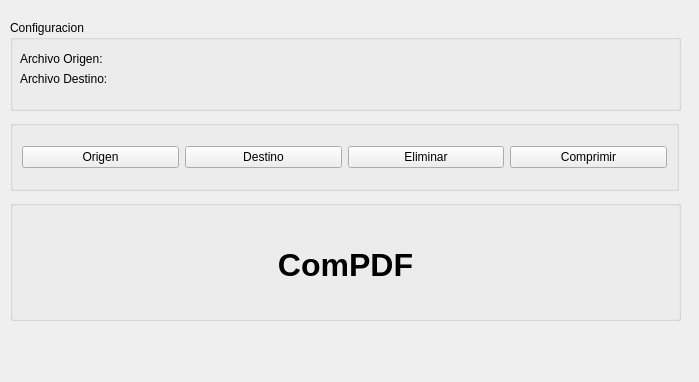
The window that principal.ui (shamandul/comPDF) describes before a commit, drawn with Qt 5.
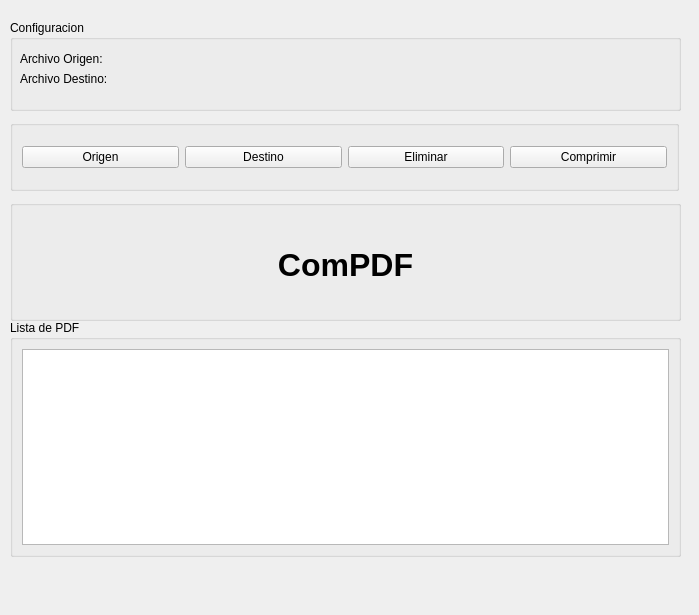
The same window after the commit. Icons and pictures are not drawn.

Commit message: implementancion de drag and drop para archivos

What changed in the file:
```diff
--- a/principal.ui
+++ b/principal.ui
@@ -7,7 +7,7 @@
     <x>0</x>
     <y>0</y>
     <width>699</width>
-    <height>382</height>
+    <height>615</height>
    </rect>
   </property>
   <property name="windowTitle">
@@ -156,6 +156,24 @@
     </property>
    </widget>
   </widget>
+  <widget class="QGroupBox" name="groupBox_4">
+   <property name="geometry">
+    <rect>
+     <x>10</x>
+     <y>320</y>
+     <width>671</width>
+     <height>237</height>
+    </rect>
+   </property>
+   <property name="title">
+    <string>Lista de PDF</string>
+   </property>
+   <layout class="QGridLayout" name="gridLayout">
+    <item row="0" column="0">
+     <widget class="QListWidget" name="lista"/>
+    </item>
+   </layout>
+  </widget>
  </widget>
  <resources>
   <include location="recurso.qrc"/>
```
The commit also changes 2 other files.
